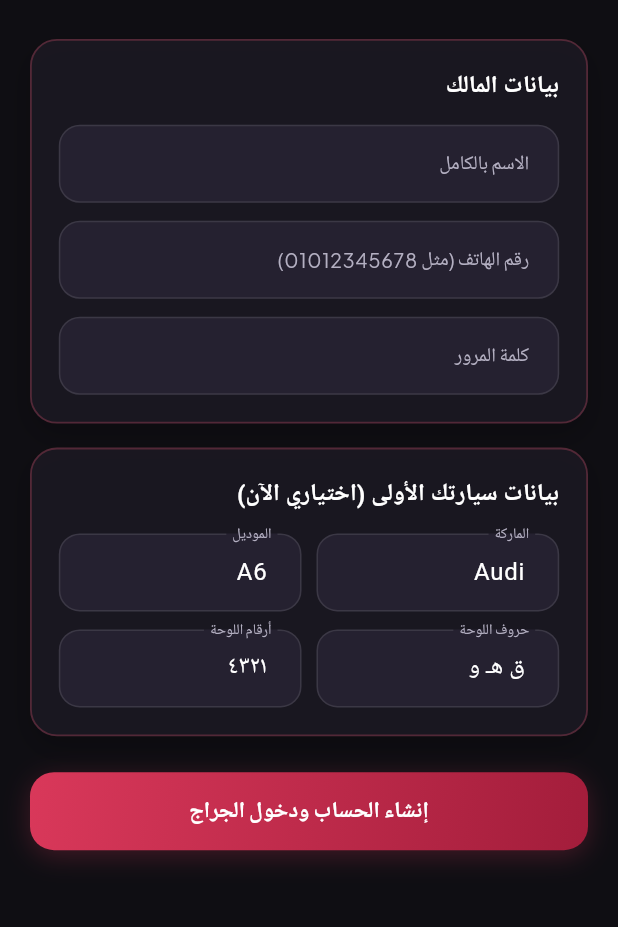
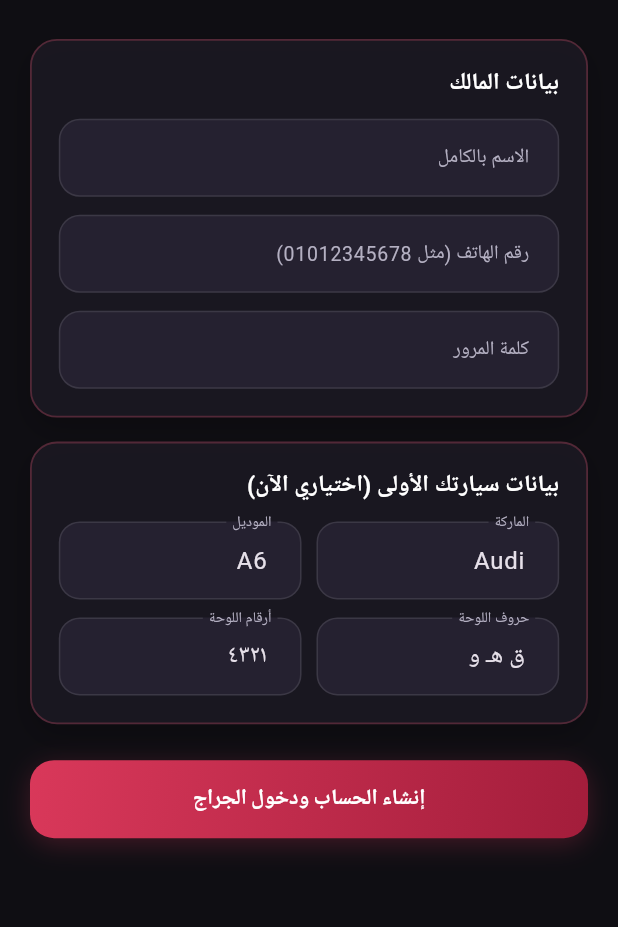
Before and after one commit to Caydro/XGarage, a Flutter app: the screen it shows after launch, after a tap on "دخول إلى الجراج", after a tap on "إنشاء حساب مالك جديد", on a phone screen of 412 x 824 dp, the part 63-990 px from its top. Run offline on Flutter 3.47's test engine with Material 3 defaults, Android fonts, the phone set to English and light mode, and no system bars; our stand-ins replace dio, equatable, firebase_core, firebase_messaging, flutter_bloc, flutter_local_notifications and 5 more; accounts and stored records are empty; network calls fail; Roboto replaces fonts that are missing (Cairo, Tajawal).

Commit message:
feat(ui): resolve header overflow, upgrade typography to Outfit & Tajawal, and implement new tachometer splash screen

```diff
--- a/lib/core/theme/app_theme.dart
+++ b/lib/core/theme/app_theme.dart
@@ -1,9 +1,15 @@
 import 'package:flutter/material.dart';
+import 'package:google_fonts/google_fonts.dart';
 import 'app_colors.dart';
 import 'app_typography.dart';
 
 class AppTheme {
-  static ThemeData get darkTheme {
+  static ThemeData getTheme({bool isArabic = false}) {
+    final baseTextTheme = ThemeData.dark().textTheme;
+    final themedTextTheme = isArabic
+        ? GoogleFonts.tajawalTextTheme(baseTextTheme)
+        : GoogleFonts.outfitTextTheme(baseTextTheme);
+
     return ThemeData(
       useMaterial3: true,
       brightness: Brightness.dark,
@@ -15,6 +21,7 @@ class AppTheme {
         surface: AppColors.bgElevated,
         error: AppColors.statusDanger,
       ),
+      textTheme: themedTextTheme,
       appBarTheme: const AppBarTheme(
         backgroundColor: Colors.transparent,
         elevation: 0,
@@ -24,9 +31,12 @@ class AppTheme {
       inputDecorationTheme: InputDecorationTheme(
         filled: true,
         fillColor: AppColors.surfaceInput,
-        hintStyle: AppTypography.getBodyMedium().copyWith(color: AppColors.textMuted),
-        labelStyle: AppTypography.getBodyMedium().copyWith(color: AppColors.textSecondary),
-        contentPadding: const EdgeInsets.symmetric(horizontal: 16, vertical: 14),
+        hintStyle: AppTypography.getBodyMedium(isArabic: isArabic)
+            .copyWith(color: AppColors.textMuted),
+        labelStyle: AppTypography.getBodyMedium(isArabic: isArabic)
+            .copyWith(color: AppColors.textSecondary),
+        contentPadding:
+            const EdgeInsets.symmetric(horizontal: 16, vertical: 14),
         border: OutlineInputBorder(
           borderRadius: BorderRadius.circular(14),
           borderSide: BorderSide.none,
@@ -37,7 +47,8 @@ class AppTheme {
         ),
         focusedBorder: OutlineInputBorder(
           borderRadius: BorderRadius.circular(14),
-          borderSide: const BorderSide(color: AppColors.primaryCrimson, width: 1.5),
+          borderSide:
+              const BorderSide(color: AppColors.primaryCrimson, width: 1.5),
         ),
         errorBorder: OutlineInputBorder(
           borderRadius: BorderRadius.circular(14),
@@ -46,4 +57,6 @@ class AppTheme {
       ),
     );
   }
+
+  static ThemeData get darkTheme => getTheme();
 }
--- a/lib/core/theme/app_typography.dart
+++ b/lib/core/theme/app_typography.dart
@@ -2,70 +2,90 @@ import 'package:flutter/material.dart';
 import 'package:google_fonts/google_fonts.dart';
 import 'app_colors.dart';
 
+/// Senior-Grade Automotive Design System Typography.
+/// English: [Outfit] - Ultra-sleek, aerodynamic geometric luxury font.
+/// Arabic:  [Tajawal] - Precision geometric Arabic sans-serif with zero vertical clipping.
+/// Numbers: [Rajdhani] - Telemetry & instrument cluster digital display.
 class AppTypography {
   static TextStyle getHeading1({bool isArabic = false}) {
-    final base = isArabic ? GoogleFonts.cairo() : GoogleFonts.plusJakartaSans();
+    final base = isArabic ? GoogleFonts.tajawal() : GoogleFonts.outfit();
     return base.copyWith(
-      fontSize: 26,
+      fontSize: 25,
       fontWeight: FontWeight.w800,
       color: AppColors.textPrimary,
-      letterSpacing: isArabic ? 0 : -0.5,
+      letterSpacing: isArabic ? 0 : -0.4,
+      height: 1.25,
     );
   }
 
   static TextStyle getHeading2({bool isArabic = false}) {
-    final base = isArabic ? GoogleFonts.cairo() : GoogleFonts.plusJakartaSans();
+    final base = isArabic ? GoogleFonts.tajawal() : GoogleFonts.outfit();
     return base.copyWith(
-      fontSize: 20,
+      fontSize: 19,
       fontWeight: FontWeight.w700,
       color: AppColors.textPrimary,
-      letterSpacing: isArabic ? 0 : -0.3,
+      letterSpacing: isArabic ? 0 : -0.2,
+      height: 1.25,
     );
   }
 
   static TextStyle getHeading3({bool isArabic = false}) {
-    final base = isArabic ? GoogleFonts.cairo() : GoogleFonts.plusJakartaSans();
+    final base = isArabic ? GoogleFonts.tajawal() : GoogleFonts.outfit();
     return base.copyWith(
-      fontSize: 16,
+      fontSize: 15.5,
       fontWeight: FontWeight.w600,
       color: AppColors.textPrimary,
+      height: 1.25,
     );
   }
 
   static TextStyle getBodyLarge({bool isArabic = false}) {
-    final base = isArabic ? GoogleFonts.cairo() : GoogleFonts.plusJakartaSans();
+    final base = isArabic ? GoogleFonts.tajawal() : GoogleFonts.outfit();
     return base.copyWith(
-      fontSize: 15,
+      fontSize: 14.5,
       fontWeight: FontWeight.w500,
       color: AppColors.textSecondary,
+      height: 1.3,
     );
   }
 
   static TextStyle getBodyMedium({bool isArabic = false}) {
-    final base = isArabic ? GoogleFonts.cairo() : GoogleFonts.plusJakartaSans();
+    final base = isArabic ? GoogleFonts.tajawal() : GoogleFonts.outfit();
     return base.copyWith(
       fontSize: 13,
       fontWeight: FontWeight.w400,
       color: AppColors.textSecondary,
+      height: 1.3,
     );
   }
 
   static TextStyle getCaption({bool isArabic = false}) {
-    final base = isArabic ? GoogleFonts.cairo() : GoogleFonts.plusJakartaSans();
+    final base = isArabic ? GoogleFonts.tajawal() : GoogleFonts.outfit();
     return base.copyWith(
       fontSize: 11,
       fontWeight: FontWeight.w500,
       color: AppColors.textMuted,
+      height: 1.2,
     );
   }
 
   static TextStyle getButtonText({bool isArabic = false}) {
-    final base = isArabic ? GoogleFonts.cairo() : GoogleFonts.plusJakartaSans();
+    final base = isArabic ? GoogleFonts.tajawal() : GoogleFonts.outfit();
     return base.copyWith(
-      fontSize: 15,
+      fontSize: 14.5,
       fontWeight: FontWeight.w700,
       color: Colors.white,
       letterSpacing: isArabic ? 0 : 0.4,
+      height: 1.2,
+    );
+  }
+
+  static TextStyle getTelemetry({double fontSize = 14, FontWeight fontWeight = FontWeight.w700, Color color = Colors.white}) {
+    return GoogleFonts.rajdhani(
+      fontSize: fontSize,
+      fontWeight: fontWeight,
+      color: color,
+      letterSpacing: 0.8,
     );
   }
 }
--- a/lib/features/splash/presentation/pages/splash_page.dart
+++ b/lib/features/splash/presentation/pages/splash_page.dart
@@ -3,7 +3,6 @@ import 'package:flutter/material.dart';
 import 'package:flutter_bloc/flutter_bloc.dart';
 import 'package:go_router/go_router.dart';
 
-import '../../../../core/theme/app_colors.dart';
 import '../../../../core/widgets/app_logo.dart';
 import '../../../auth/presentation/cubit/auth_cubit.dart';
 import '../../../auth/presentation/cubit/auth_state.dart';
@@ -81,23 +80,24 @@ class _SplashPageState extends State<SplashPage>
   @override
   Widget build(BuildContext context) {
     return Scaffold(
-      backgroundColor: const Color(0xFF0A090D),
+      backgroundColor: const Color(0xFF07060A),
       body: Stack(
+        fit: StackFit.expand,
         children: [
-          // Ambient Radial Crimson Glow in background
+          // Ambient Radial Crimson Core Glow
           Positioned(
-            top: 60,
+            top: MediaQuery.of(context).size.height * 0.12,
             left: 0,
             right: 0,
-            height: 320,
+            height: 420,
             child: Container(
               decoration: const BoxDecoration(
                 gradient: RadialGradient(
-                  center: Alignment(0, -0.2),
+                  center: Alignment(0, -0.1),
                   radius: 0.8,
                   colors: [
-                    Color(0x38E11D48),
-                    Color(0x10E11D48),
+                    Color(0x40E11D48),
+                    Color(0x14E11D48),
                     Colors.transparent,
                   ],
                 ),
@@ -114,76 +114,45 @@ class _SplashPageState extends State<SplashPage>
                   children: [
                     const Spacer(flex: 2),
 
-                    // Top: Glowing Concentric Tachometer Brand Emblem
-                    const GlowingParkingEmblem(size: 124),
-                    const SizedBox(height: 20),
-
-                    // Branded Wordmark with Glowing Crimson X
-                    const AppLogo.wordmark(
-                      size: 26,
-                      showSubtitle: true,
-                      isItalic: true,
-                    ),
-
-                    const Spacer(flex: 2),
-
-                    // Center: Dark McLaren Supercar with Crimson Neon Contours
+                    // Central High-Performance Tachometer Artwork
                     Padding(
-                      padding: const EdgeInsets.symmetric(horizontal: 16),
-                      child: Stack(
-                        alignment: Alignment.bottomCenter,
-                        children: [
-                          // Soft ground red reflection
-                          Container(
-                            height: 34,
-                            width: 260,
-                            decoration: BoxDecoration(
-                              boxShadow: [
-                                BoxShadow(
-                                  color: const Color(0x44E11D48),
-                                  blurRadius: 36,
-                                  spreadRadius: 8,
-                                ),
-                              ],
+                      padding: const EdgeInsets.symmetric(horizontal: 24),
+                      child: Center(
+                        child: ConstrainedBox(
+                          constraints: const BoxConstraints(
+                            maxHeight: 460,
+                            maxWidth: 380,
+                          ),
+                          child: ClipRRect(
+                            borderRadius: BorderRadius.circular(28),
+                            child: Image.asset(
+                              'assets/images/splash_bg.jpg',
+                              fit: BoxFit.contain,
+                              errorBuilder: (context, error, stackTrace) {
+                                return Column(
+                                  mainAxisSize: MainAxisSize.min,
+                                  children: const [
+                                    GlowingParkingEmblem(size: 130),
+                                    SizedBox(height: 24),
+                                    AppLogo.wordmark(
+                                      size: 28,
+                                      showSubtitle: true,
+                                      isItalic: true,
+                                    ),
+                                  ],
+                                );
+                              },
                             ),
                           ),
-                          Image.asset(
-                            'assets/images/splash_car.png',
-                            height: 190,
-                            fit: BoxFit.contain,
-                            errorBuilder: (context, error, stackTrace) {
-                              // Elegant fallback if asset file is not ready
-                              return Container(
-                                height: 160,
-                                margin:
-                                    const EdgeInsets.symmetric(horizontal: 24),
-                                decoration: BoxDecoration(
-                                  color: AppColors.surfaceCard,
-                                  borderRadius: BorderRadius.circular(20),
-                                  border: Border.all(
-                                    color: AppColors.primaryCrimson
-                                        .withValues(alpha: 0.3),
-                                  ),
-                                ),
-                                child: const Center(
-                                  child: Icon(
-                                    Icons.directions_car_filled_rounded,
-                                    size: 72,
-                                    color: AppColors.primaryCrimson,
-                                  ),
-                                ),
-                              );
-                            },
-                          ),
-                        ],
+                        ),
                       ),
                     ),
 
                     const Spacer(flex: 3),
 
                     // Bottom: Neon Crimson Glowing Rotating Spinner
-                    const GlowingCrimsonSpinner(size: 48),
-                    const SizedBox(height: 20),
+                    const GlowingCrimsonSpinner(size: 46),
+                    const SizedBox(height: 28),
 
                     const Spacer(flex: 1),
                   ],
--- a/lib/main.dart
+++ b/lib/main.dart
@@ -2,7 +2,6 @@ import 'package:flutter/material.dart';
 import 'package:flutter_bloc/flutter_bloc.dart';
 import 'package:flutter_localizations/flutter_localizations.dart';
 import 'package:go_router/go_router.dart';
-
 import 'bootstrap.dart';
 import 'core/di/injection.dart';
 import 'core/router/app_router.dart';
@@ -55,7 +54,7 @@ class _XGarageAppState extends State<XGarageApp> {
           return MaterialApp.router(
             title: 'XGarage',
             debugShowCheckedModeBanner: false,
-            theme: AppTheme.darkTheme,
+            theme: AppTheme.getTheme(isArabic: locale.languageCode == 'ar'),
             locale: locale,
             supportedLocales: const [
               Locale('ar'),
```
Also changed, not shown: lib/features/employee_dashboard/presentation/pages/employee_queue_page.dart (+44 -18 lines), lib/features/employee_dashboard/presentation/widgets/employee_car_card.dart (+61 -26 lines), lib/features/owner_home/presentation/pages/owner_dashboard_page.dart (+33 -13 lines), assets/images/splash_bg.jpg (added).
